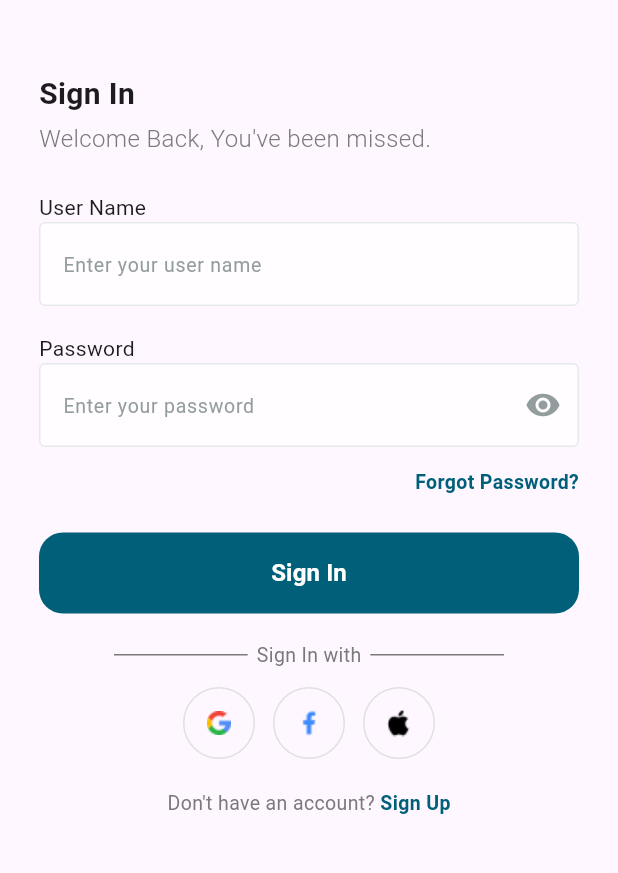
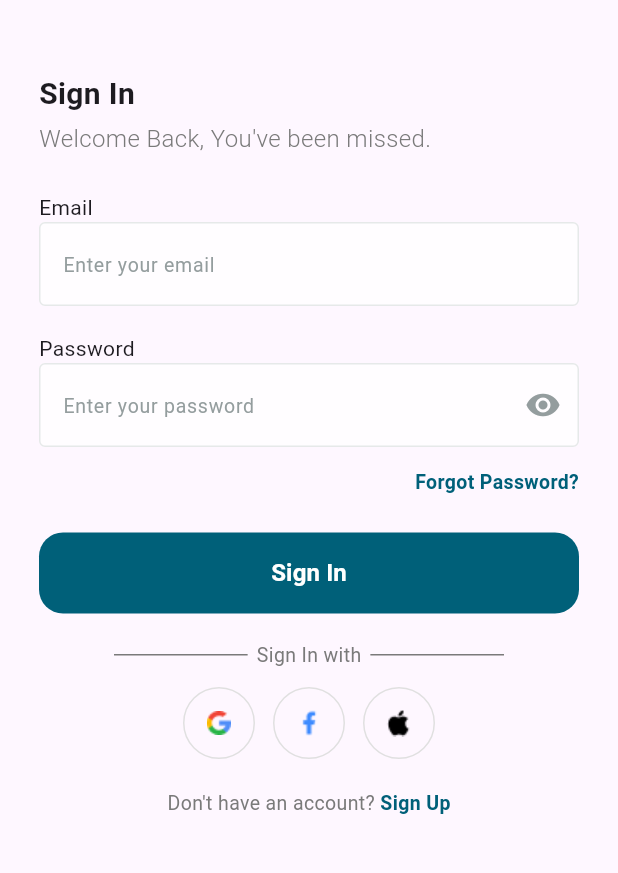
Before and after one commit to Menna2Alaa/DeliveryCourierApp, a Flutter app: the screen it shows after launch, on a phone screen of 412 x 824 dp, the part 267-1140 px from its top. Run offline on Flutter 3.47's test engine with Material 3 defaults, Android fonts, the phone set to English and light mode, and no system bars; drawn by our look-alikes of modal_progress_hud_nsn; our stand-ins replace dartz, firebase_auth, firebase_core, flutter_bloc, flutter_svg, get_it and 1 more; accounts and stored records are empty.

Commit message:
integrate sign in cubit trigger sign in cubit refactor model progress hud indicator in a seprated class to make it be used again

```diff
--- /dev/null
+++ b/lib/core/widgets/custome_progress_hud.dart
@@ -0,0 +1,21 @@
+import 'package:flutter/material.dart';
+import 'package:modal_progress_hud_nsn/modal_progress_hud_nsn.dart';
+
+class CustomeProgressHud extends StatelessWidget {
+  const CustomeProgressHud({
+    super.key,
+    required this.isLoading,
+    required this.child,
+  });
+
+  final bool isLoading;
+  final Widget child;
+
+  @override
+  Widget build(BuildContext context) {
+    return ModalProgressHUD(
+      inAsyncCall: isLoading,
+      child: child,
+    );
+  }
+}
--- a/lib/features/auth/presentation/views/sign_in_view.dart
+++ b/lib/features/auth/presentation/views/sign_in_view.dart
@@ -1,7 +1,7 @@
 import 'package:delivery_courier_app/core/services/get_it_service.dart';
 import 'package:delivery_courier_app/features/auth/domain/repos/auth_repo.dart';
 import 'package:delivery_courier_app/features/auth/presentation/cubits/sign_in_cubit/sign_in_cubit.dart';
-import 'package:delivery_courier_app/features/auth/presentation/views/widgets/sign_in_view_body.dart';
+import 'package:delivery_courier_app/features/auth/presentation/views/widgets/sign_in_view_body_bloc_consumer.dart';
 import 'package:flutter/material.dart';
 import 'package:flutter_bloc/flutter_bloc.dart';
 
@@ -13,7 +13,7 @@ class SignInView extends StatelessWidget {
   Widget build(BuildContext context) {
     return BlocProvider(
       create: (BuildContext context) => SignInCubit(getIt<AuthRepo>()),
-      child: Scaffold(body: SafeArea(child: const SignInViewBody())),
+      child: Scaffold(body: const SignInviewBodyBlocconsumer()),
     );
   }
 }
--- a/lib/features/auth/presentation/views/widgets/sign_in_view_body.dart
+++ b/lib/features/auth/presentation/views/widgets/sign_in_view_body.dart
@@ -2,22 +2,34 @@ import 'package:delivery_courier_app/core/utilies/app_colors.dart';
 import 'package:delivery_courier_app/core/utilies/app_text_styles.dart';
 import 'package:delivery_courier_app/core/widgets/custome_button.dart';
 import 'package:delivery_courier_app/core/widgets/custome_text_form_field.dart';
+import 'package:delivery_courier_app/features/auth/presentation/cubits/sign_in_cubit/sign_in_cubit.dart';
 import 'package:delivery_courier_app/features/auth/presentation/views/sign_up_view.dart';
 import 'package:delivery_courier_app/features/auth/presentation/views/widgets/have_or_not_have_an_account_widget.dart';
 import 'package:delivery_courier_app/features/auth/presentation/views/widgets/password_field.dart';
 import 'package:delivery_courier_app/features/auth/presentation/views/widgets/sign_in_methods.dart';
 import 'package:delivery_courier_app/features/auth/presentation/views/widgets/sign_in_with_divider.dart';
-import 'package:delivery_courier_app/features/home/preentation/views/home_view.dart';
 import 'package:flutter/material.dart';
+import 'package:flutter_bloc/flutter_bloc.dart';
 import 'package:flutter_svg/svg.dart';
 
-class SignInViewBody extends StatelessWidget {
+class SignInViewBody extends StatefulWidget {
   const SignInViewBody({super.key});
 
+  @override
+  State<SignInViewBody> createState() => _SignInViewBodyState();
+}
+
+class _SignInViewBodyState extends State<SignInViewBody> {
+  final GlobalKey<FormState> _formKey = GlobalKey<FormState>();
+  AutovalidateMode autovalidateMode = AutovalidateMode.disabled;
+
+  late String email, password;
   @override
   Widget build(BuildContext context) {
     return SingleChildScrollView(
       child: Form(
+        key: _formKey,
+        autovalidateMode: autovalidateMode,
         child: Stack(
           children: [
             Image.asset('assets/images/Rectangle 34625584.png'),
@@ -37,14 +49,21 @@ class SignInViewBody extends StatelessWidget {
                     ),
                   ),
                   const SizedBox(height: 24),
-                  const Text("User Name"),
-                  const CustomeTextFormField(
-                    hintText: "Enter your user name",
+                  const Text("Email"),
+                  CustomeTextFormField(
+                    onSaved: (value) {
+                      email = value!;
+                    },
+                    hintText: "Enter your email",
                     textInputType: TextInputType.text,
                   ),
                   const SizedBox(height: 18),
                   const Text("Password"),
-                  const PasswordField(),
+                  PasswordField(
+                    onSaved: (value) {
+                      password = value!;
+                    },
+                  ),
                   const SizedBox(height: 14),
                   Row(
                     mainAxisAlignment: MainAxisAlignment.end,
@@ -60,7 +79,17 @@ class SignInViewBody extends StatelessWidget {
                   const SizedBox(height: 24),
                   CustomeButton(
                     onPressed: () {
-                      Navigator.pushNamed(context, HomeView.routeName);
+                      if (_formKey.currentState!.validate()) {
+                        _formKey.currentState!.save();
+
+                        context.read<SignInCubit>().signInWithEmailAndPassword(
+                          email,
+                          password,
+                        );
+                      } else {
+                        autovalidateMode = AutovalidateMode.always;
+                        setState(() {});
+                      }
                     },
                     text: 'Sign In',
                   ),
--- /dev/null
+++ b/lib/features/auth/presentation/views/widgets/sign_in_view_body_bloc_consumer.dart
@@ -0,0 +1,31 @@
+import 'package:delivery_courier_app/core/helper_function/build_error_bar.dart';
+import 'package:delivery_courier_app/core/widgets/custome_progress_hud.dart';
+import 'package:delivery_courier_app/features/auth/presentation/cubits/sign_in_cubit/sign_in_cubit.dart';
+import 'package:delivery_courier_app/features/auth/presentation/views/widgets/sign_in_view_body.dart';
+import 'package:delivery_courier_app/features/home/preentation/views/home_view.dart';
+import 'package:flutter/material.dart';
+import 'package:flutter_bloc/flutter_bloc.dart';
+
+class SignInviewBodyBlocconsumer extends StatelessWidget {
+  const SignInviewBodyBlocconsumer({super.key});
+
+  @override
+  Widget build(BuildContext context) {
+    return BlocConsumer<SignInCubit, SignInState>(
+      builder: (BuildContext context, state) {
+        return CustomeProgressHud(
+          isLoading: state is SignInLoading ? true : false,
+          child: SafeArea(child: const SignInViewBody()),
+        );
+      },
+      listener: (BuildContext context, state) {
+        if (state is SignInSuccess) {
+          Navigator.pushNamed(context, HomeView.routeName);
+        }
+        if (state is SignInFailure) {
+          buildErrorBar(context, state.message);
+        }
+      },
+    );
+  }
+}
```
Also changed, not shown: lib/features/auth/presentation/views/widgets/sign_up_view_body_bloc_consumer.dart (+4 -6 lines), 1 other file.
